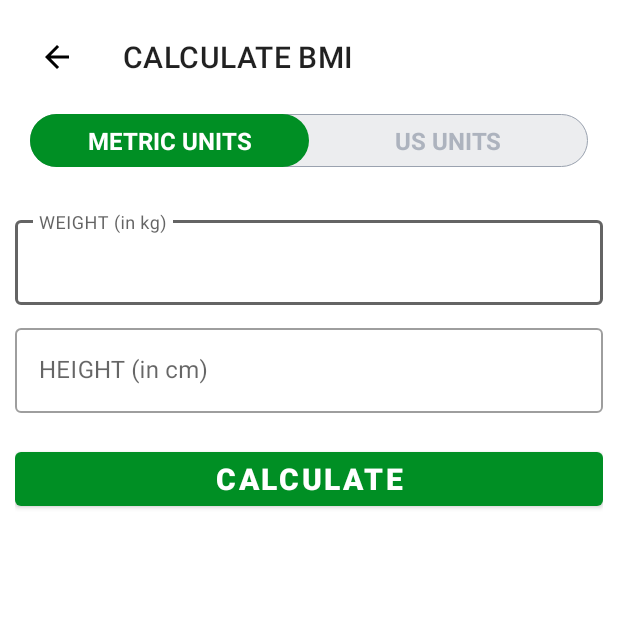
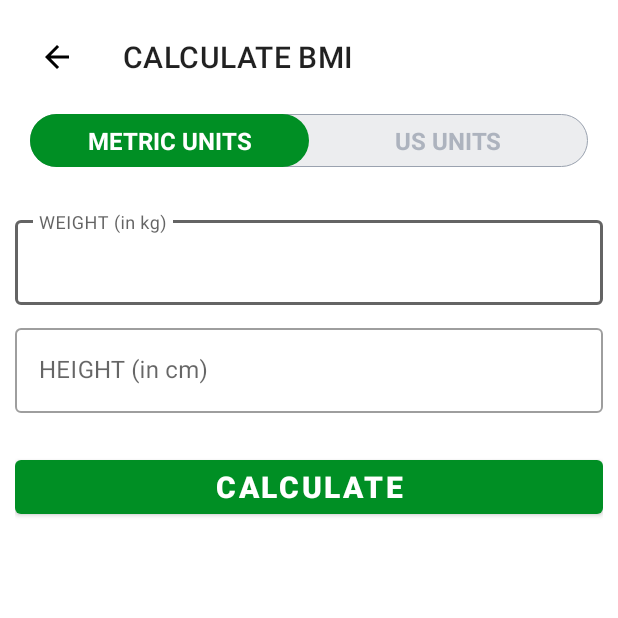
Before and after one commit to shaibusunnuma/Alphaphit, an Android app: the BMIActivity screen opened directly, with no data from a screen before it, on a phone screen of 412 x 824 dp, the top half of it. Run offline under Robolectric (Android 15) with nearby library versions, the phone set to English and light mode, and no system bars.

Commit message:
resolved button color inconsistency

```diff
--- a/app/src/main/res/layout/activity_b_m_i.xml
+++ b/app/src/main/res/layout/activity_b_m_i.xml
@@ -100,7 +100,9 @@
             android:layout_height="wrap_content"
             android:orientation="horizontal"
             android:gravity="center"
+            android:layout_marginTop="10dp"
             android:visibility="gone"
+            tools:visibility="visible"
             android:layout_gravity="center">
             <com.google.android.material.textfield.TextInputLayout
                 style="@style/Widget.MaterialComponents.TextInputLayout.OutlinedBox"
@@ -108,7 +110,6 @@
                 android:layout_width="0dp"
                 android:layout_height="wrap_content"
                 android:layout_weight="1"
-                android:layout_marginTop="10dp"
                 android:layout_marginEnd="5dp">
                 <androidx.appcompat.widget.AppCompatEditText
                     android:id="@+id/feet"
@@ -125,7 +126,7 @@
                 android:layout_width="0dp"
                 android:layout_height="wrap_content"
                 android:layout_weight="1"
-                android:layout_marginTop="10dp"
+
                 android:layout_marginStart="5dp">
                 <androidx.appcompat.widget.AppCompatEditText
                     android:id="@+id/inch"
@@ -190,7 +191,7 @@
         android:layout_width="match_parent"
         android:layout_height="wrap_content"
         android:layout_below="@+id/results"
-        android:layout_marginTop="20dp"
+        android:layout_marginTop="25dp"
         android:theme="@style/ButtonBackground"
         android:text="calculate"
         android:textColor="@color/colorWhite"
--- a/app/src/main/res/layout/quit_dialog.xml
+++ b/app/src/main/res/layout/quit_dialog.xml
@@ -30,6 +30,7 @@
         >
         <Button
             style="?android:attr/buttonBarButtonStyle"
+            android:theme="@style/ButtonBackground"
             android:id="@+id/btn_yes"
             android:layout_width="0dp"
             android:layout_height="40dp"
@@ -42,6 +43,7 @@
             android:textSize="20sp"/>
         <Button
             style="?android:attr/buttonBarButtonStyle"
+            android:theme="@style/ButtonBackground"
             android:id="@+id/btn_no"
             android:layout_width="0dp"
             android:layout_height="40dp"
```
